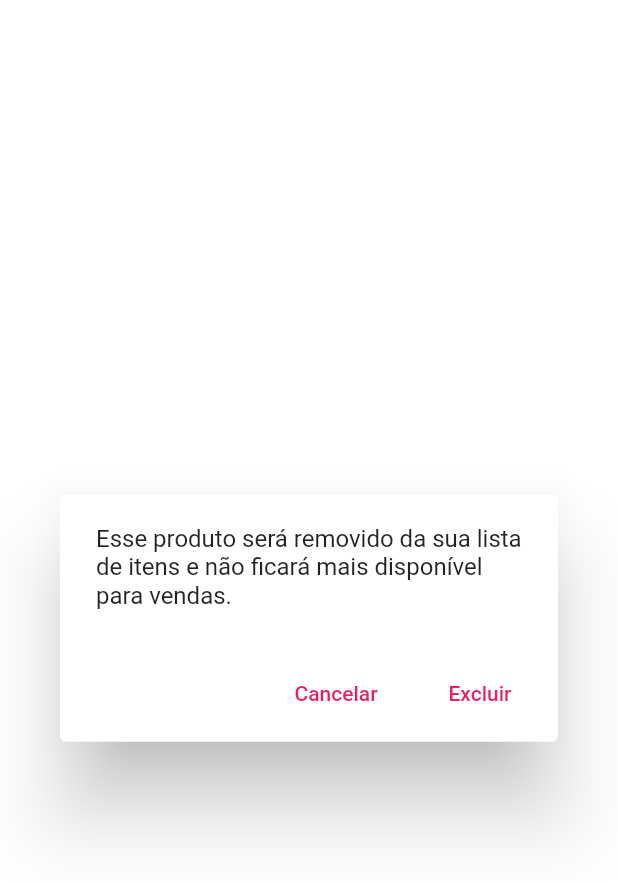
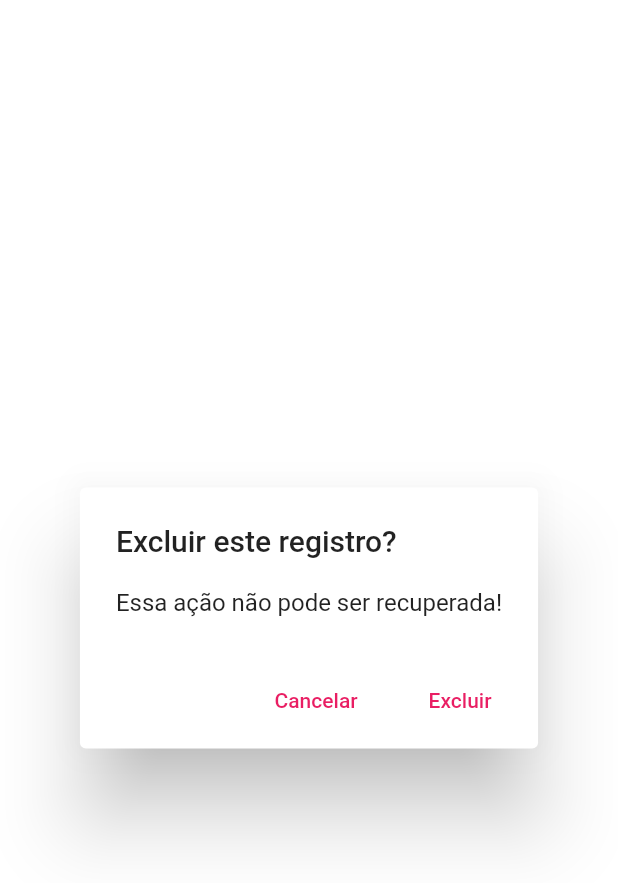
Before and after one commit to ClodoaldoRibeiro/gerenciadorloja_app, a Flutter app: the AlertDialogDelete widget shown alone on an empty page, opened directly, on a phone screen of 412 x 824 dp. Shown: the top 883 px of the screen. Run offline on Flutter 3.47's test engine with Material 2 defaults, Android fonts, the phone set to English and light mode, and no system bars; our stand-ins replace cloud_firestore, firebase_auth, firebase_storage, flutter_speed_dial, image_cropper, image_picker and 2 more; missing offline and left inert: bloc_pattern; accounts and stored records are empty; Roboto replaces fonts that are missing (Montserrat).

Commit message:
Ajustar dialago excluir

```diff
--- a/lib/ui/android/products/widgets/alert_dialog_delete.dart
+++ b/lib/ui/android/products/widgets/alert_dialog_delete.dart
@@ -1,12 +1,13 @@
 import 'package:flutter/material.dart';
+import 'package:flutter/rendering.dart';
 import 'package:gerenciadorloja_app/ui/themes/app_colors.dart';
 
 class AlertDialogDelete extends StatelessWidget {
   @override
   Widget build(BuildContext context) {
     return AlertDialog(
-      content: Text("Esse produto será removido da sua lista de itens e " +
-          "não ficará mais disponível para vendas."),
+      title: Text("Excluir este registro?"),
+        content: Text("Essa ação não pode ser recuperada!"),
       actions: [
         FlatButton(
           child:
```
